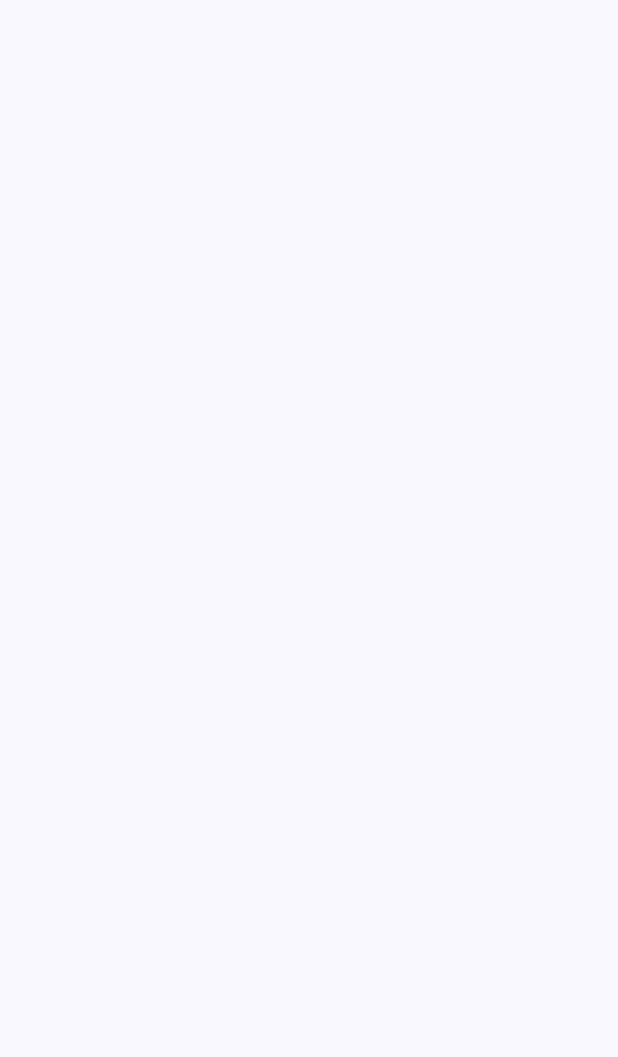
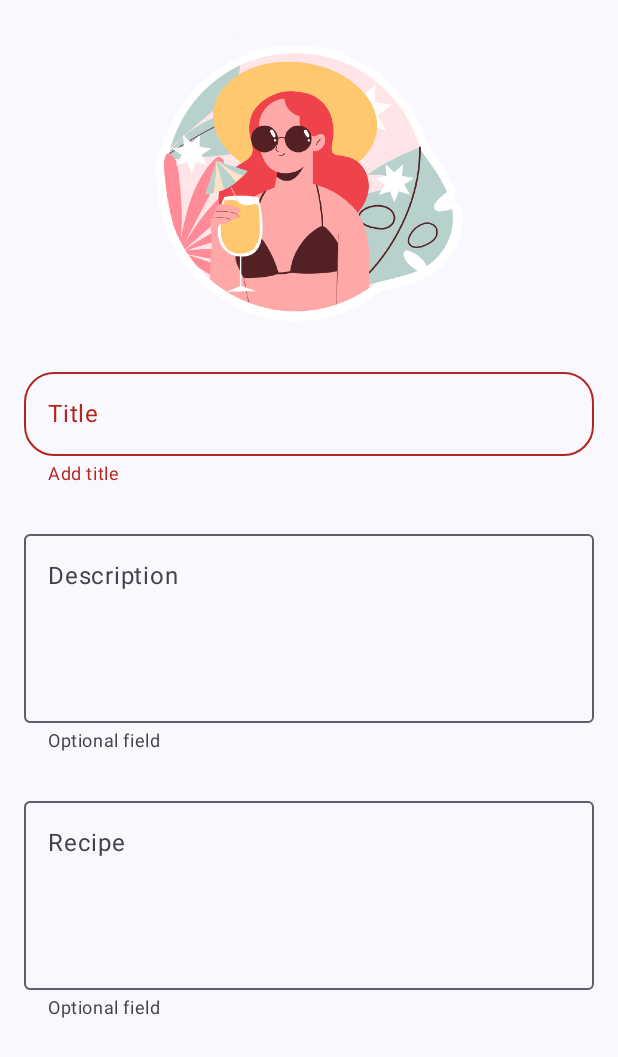
Before and after one commit to akimslava/CocktailBarApplication, an Android app built with Jetpack Compose: the CocktailCreationScreen screen opened through its navigation route, on a phone screen of 412 x 824 dp. Before the commit the part shown is empty. Shown: the top 1057 px of the screen. Run offline under Robolectric (Android 15) with nearby library versions, the phone set to English and light mode, and no system bars; our stand-ins replace Room's generated code, accompanist.

Commit message:
partially realized CocktailCreationScreen

```diff
--- a/app/src/main/java/ru/akimslava/cocktailbar/ui/models/HomeViewModel.kt
+++ b/app/src/main/java/ru/akimslava/cocktailbar/ui/models/HomeViewModel.kt
@@ -1,5 +1,6 @@
 package ru.akimslava.cocktailbar.ui.models
 
+import androidx.compose.runtime.mutableStateOf
 import androidx.lifecycle.ViewModel
 import androidx.lifecycle.viewModelScope
 import kotlinx.coroutines.flow.SharingStarted
@@ -20,8 +21,27 @@ class HomeViewModel(
                 initialValue = HomeUiState(),
             )
 
-    val currentCocktail: Cocktail? = null
+    val currentCocktail = mutableStateOf(
+        Cocktail(
+            0, 0, "", "", "",
+        )
+    )
 
+    fun setCurrentCocktailTitle(title: String) {
+        currentCocktail.value = currentCocktail.value.copy(title = title)
+    }
+
+    fun setCurrentCocktailDescription(description: String) {
+        currentCocktail.value = currentCocktail.value.copy(
+            description = description,
+        )
+    }
+
+    fun setCurrentCocktailRecipe(recipe: String) {
+        currentCocktail.value = currentCocktail.value.copy(
+            recipe = recipe,
+        )
+    }
 
     companion object {
         private const val TIMEOUT_MILLIS = 5_000L
--- a/app/src/main/java/ru/akimslava/cocktailbar/ui/navigation/NavHost.kt
+++ b/app/src/main/java/ru/akimslava/cocktailbar/ui/navigation/NavHost.kt
@@ -1,9 +1,11 @@
 package ru.akimslava.cocktailbar.ui.navigation
 
 import androidx.compose.runtime.Composable
+import androidx.lifecycle.viewmodel.compose.viewModel
 import androidx.navigation.NavHostController
 import androidx.navigation.compose.NavHost
 import androidx.navigation.compose.composable
+import ru.akimslava.cocktailbar.ui.AppViewModelProvider
 import ru.akimslava.cocktailbar.ui.screens.CocktailCreationScreen
 import ru.akimslava.cocktailbar.ui.screens.HomeScreen
 
@@ -15,6 +17,9 @@ fun NavHost(navController: NavHostController) {
     ) {
         composable(route = CocktailScreens.HomeScreen.name) {
             HomeScreen(
+                viewModel = viewModel(
+                    factory = AppViewModelProvider.Factory,
+                ),
                 onButtonClick = {
                     navController.navigate(
                         route = CocktailScreens.CreationScreen.name,
@@ -23,7 +28,11 @@ fun NavHost(navController: NavHostController) {
             )
         }
         composable(route = CocktailScreens.CreationScreen.name) {
-            CocktailCreationScreen()
+            CocktailCreationScreen(
+                viewModel = viewModel(
+                    factory = AppViewModelProvider.Factory,
+                ),
+            )
         }
     }
 }
--- a/app/src/main/java/ru/akimslava/cocktailbar/ui/screens/CocktailCreationScreen.kt
+++ b/app/src/main/java/ru/akimslava/cocktailbar/ui/screens/CocktailCreationScreen.kt
@@ -1,15 +1,101 @@
 package ru.akimslava.cocktailbar.ui.screens
 
+import androidx.compose.foundation.Image
 import androidx.compose.foundation.layout.Column
+import androidx.compose.foundation.layout.fillMaxWidth
+import androidx.compose.foundation.layout.height
+import androidx.compose.foundation.layout.padding
+import androidx.compose.foundation.layout.width
+import androidx.compose.foundation.rememberScrollState
+import androidx.compose.foundation.shape.RoundedCornerShape
+import androidx.compose.foundation.text.KeyboardActions
+import androidx.compose.foundation.text.KeyboardOptions
+import androidx.compose.foundation.verticalScroll
+import androidx.compose.material3.ExperimentalMaterial3Api
+import androidx.compose.material3.OutlinedTextField
+import androidx.compose.material3.Text
 import androidx.compose.material3.TextField
 import androidx.compose.runtime.Composable
+import androidx.compose.runtime.remember
+import androidx.compose.ui.Alignment
+import androidx.compose.ui.Modifier
+import androidx.compose.ui.focus.FocusRequester
+import androidx.compose.ui.res.painterResource
+import androidx.compose.ui.res.stringResource
+import androidx.compose.ui.text.input.ImeAction
+import androidx.compose.ui.tooling.preview.Preview
+import androidx.compose.ui.unit.dp
+import androidx.lifecycle.viewmodel.compose.viewModel
+import ru.akimslava.cocktailbar.R
+import ru.akimslava.cocktailbar.ui.AppViewModelProvider
+import ru.akimslava.cocktailbar.ui.models.HomeViewModel
+import ru.akimslava.cocktailbar.ui.theme.CocktailBarTheme
 
+@OptIn(ExperimentalMaterial3Api::class)
 @Composable
-fun CocktailCreationScreen() {
-    Column() {
-//        TextField(
-//            value = ,
-//            onValueChange = ,
-//        )
+fun CocktailCreationScreen(
+    viewModel: HomeViewModel,
+) {
+    val scrollState = rememberScrollState()
+    Column(
+        modifier = Modifier
+            .padding(16.dp)
+            .verticalScroll(scrollState),
+        horizontalAlignment = Alignment.CenterHorizontally,
+    ) {
+        val focusRequester = remember { FocusRequester() }
+        Image(
+            painter = painterResource(id = R.drawable.summer_holidays_1),
+            contentDescription = null,
+            modifier = Modifier
+                .width(216.dp)
+                .height(204.dp),
+        )
+        OutlinedTextField(
+            value = viewModel.currentCocktail.value.title,
+            onValueChange = viewModel::setCurrentCocktailTitle,
+            modifier = Modifier
+                .fillMaxWidth()
+                .padding(top = 20.dp),
+            label = { Text(text = stringResource(R.string.title)) },
+            placeholder = { Text(text = stringResource(R.string.cocktail_name)) },
+            supportingText = { Text(text = stringResource(R.string.add_title)) },
+            isError = viewModel.currentCocktail.value.title.isBlank(),
+            keyboardOptions = KeyboardOptions(
+                imeAction = ImeAction.Next,
+            ),
+            shape = RoundedCornerShape(20.dp),
+            singleLine = true,
+        )
+        OutlinedTextField(
+            value = viewModel.currentCocktail.value.description,
+            onValueChange = viewModel::setCurrentCocktailDescription,
+            modifier = Modifier
+                .fillMaxWidth()
+                .padding(top = 24.dp, bottom = 24.dp)
+                .height(154.dp),
+            label = { Text(text = stringResource(R.string.description)) },
+//            placeholder = { Text(text = stringResource(R.string.optional_field)) },
+            supportingText = { Text(text = stringResource(R.string.optional_field)) },
+            isError = false,
+            keyboardOptions = KeyboardOptions(
+                imeAction = ImeAction.Next,
+            ),
+        )
+        OutlinedTextField(
+            value = viewModel.currentCocktail.value.recipe,
+            onValueChange = viewModel::setCurrentCocktailRecipe,
+            modifier = Modifier
+                .fillMaxWidth()
+                .height(154.dp),
+            label = { Text(text = stringResource(R.string.recipe)) },
+//            placeholder = { Text(text = stringResource(R.string.optional_field)) },
+            supportingText = { Text(text = stringResource(R.string.optional_field)) },
+            isError = false,
+            keyboardOptions = KeyboardOptions(
+                imeAction = ImeAction.Done,
+            ),
+        )
+        // padding 24.dp
     }
 }
--- a/app/src/main/java/ru/akimslava/cocktailbar/ui/screens/HomeScreen.kt
+++ b/app/src/main/java/ru/akimslava/cocktailbar/ui/screens/HomeScreen.kt
@@ -1,59 +1,32 @@
 package ru.akimslava.cocktailbar.ui.screens
 
-import android.util.Log
-import androidx.compose.foundation.Image
-import androidx.compose.foundation.clickable
-import androidx.compose.foundation.layout.Arrangement
 import androidx.compose.foundation.layout.Box
-import androidx.compose.foundation.layout.Column
 import androidx.compose.foundation.layout.fillMaxSize
-import androidx.compose.foundation.layout.height
 import androidx.compose.foundation.layout.padding
 import androidx.compose.foundation.layout.size
-import androidx.compose.foundation.layout.width
-import androidx.compose.foundation.lazy.grid.GridCells
-import androidx.compose.foundation.lazy.grid.LazyVerticalGrid
-import androidx.compose.foundation.lazy.grid.items
 import androidx.compose.foundation.shape.RoundedCornerShape
-import androidx.compose.material3.Card
 import androidx.compose.material3.ExperimentalMaterial3Api
 import androidx.compose.material3.FabPosition
 import androidx.compose.material3.FloatingActionButton
 import androidx.compose.material3.Icon
 import androidx.compose.material3.Scaffold
-import androidx.compose.material3.Text
 import androidx.compose.runtime.Composable
 import androidx.compose.runtime.collectAsState
 import androidx.compose.ui.Alignment
 import androidx.compose.ui.Modifier
 import androidx.compose.ui.graphics.Color
-import androidx.compose.ui.layout.ContentScale
 import androidx.compose.ui.res.painterResource
-import androidx.compose.ui.res.stringResource
-import androidx.compose.ui.text.TextStyle
-import androidx.compose.ui.text.font.Font
-import androidx.compose.ui.text.font.FontFamily
-import androidx.compose.ui.text.font.FontWeight
-import androidx.compose.ui.text.style.TextAlign
-import androidx.compose.ui.tooling.preview.Preview
 import androidx.compose.ui.unit.dp
-import androidx.compose.ui.unit.sp
 import androidx.lifecycle.viewmodel.compose.viewModel
-import androidx.navigation.NavController
-import androidx.navigation.compose.rememberNavController
 import com.google.accompanist.systemuicontroller.rememberSystemUiController
 import ru.akimslava.cocktailbar.R
-import ru.akimslava.cocktailbar.data.Cocktail
 import ru.akimslava.cocktailbar.ui.AppViewModelProvider
 import ru.akimslava.cocktailbar.ui.models.HomeViewModel
-import ru.akimslava.cocktailbar.ui.theme.CocktailBarTheme
 
 @OptIn(ExperimentalMaterial3Api::class)
 @Composable
 fun HomeScreen(
-    viewModel: HomeViewModel = viewModel(
-        factory = AppViewModelProvider.Factory,
-    ),
+    viewModel: HomeViewModel,
     onButtonClick: () -> Unit = {},
 ) {
     Scaffold(
--- a/app/src/main/res/values/strings.xml
+++ b/app/src/main/res/values/strings.xml
@@ -2,4 +2,10 @@
     <string name="app_name">Cocktail Bar</string>
     <string name="my_cocktails">My cocktails</string>
     <string name="add_your_first_cocktail_here">Add your first cocktail here</string>
+    <string name="title">Title</string>
+    <string name="cocktail_name">Cocktail name</string>
+    <string name="add_title">Add title</string>
+    <string name="description">Description</string>
+    <string name="optional_field">Optional field</string>
+    <string name="recipe">Recipe</string>
 </resources>
```
